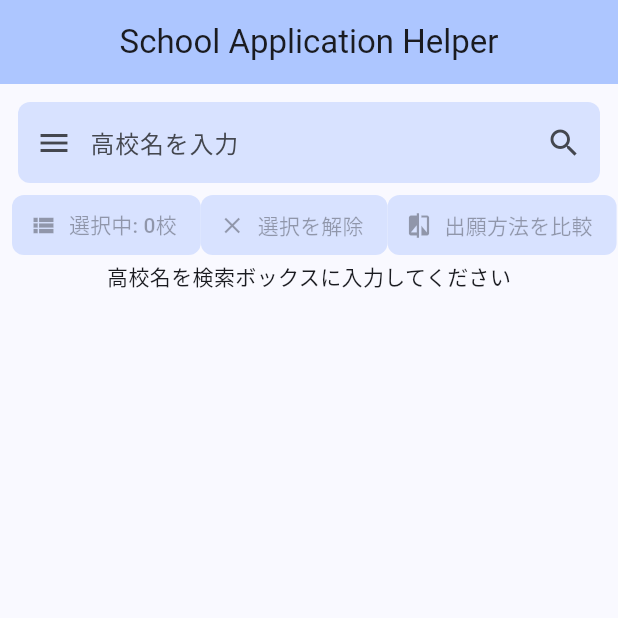
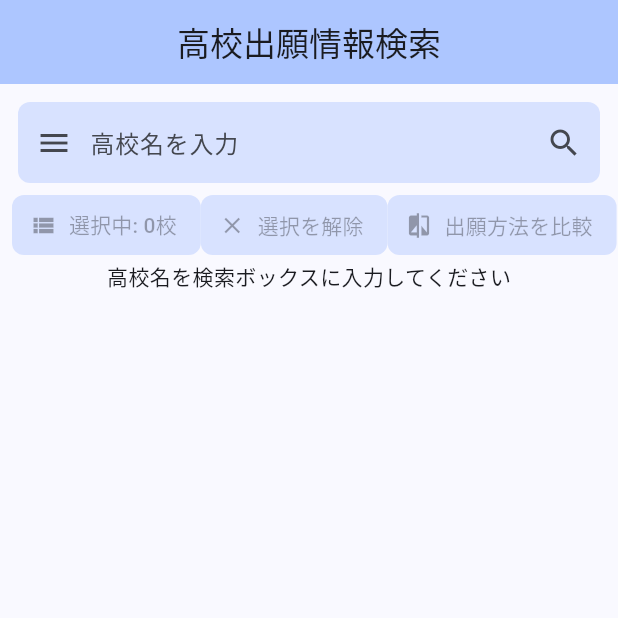
Before and after one commit to aurora1530/schoolApplicationHelper, a Flutter app: the screen it shows after launch, on a phone screen of 412 x 824 dp, the top half of it. Run offline on Flutter 3.47's test engine with Material 3 defaults, Android fonts, the light colour scheme and no system bars.

Commit message:
feat: ヘッダーのタイトルを日本語に

```diff
--- a/frontend/lib/main.dart
+++ b/frontend/lib/main.dart
@@ -17,7 +17,7 @@ class MyApp extends StatelessWidget {
         colorScheme: ColorScheme.fromSeed(seedColor: Colors.blueAccent),
         useMaterial3: true,
       ),
-      home: const SchoolApplicationHelper(title: 'School Application Helper'),
+      home: const SchoolApplicationHelper(title: '高校出願情報検索'),
     );
   }
 }
```
